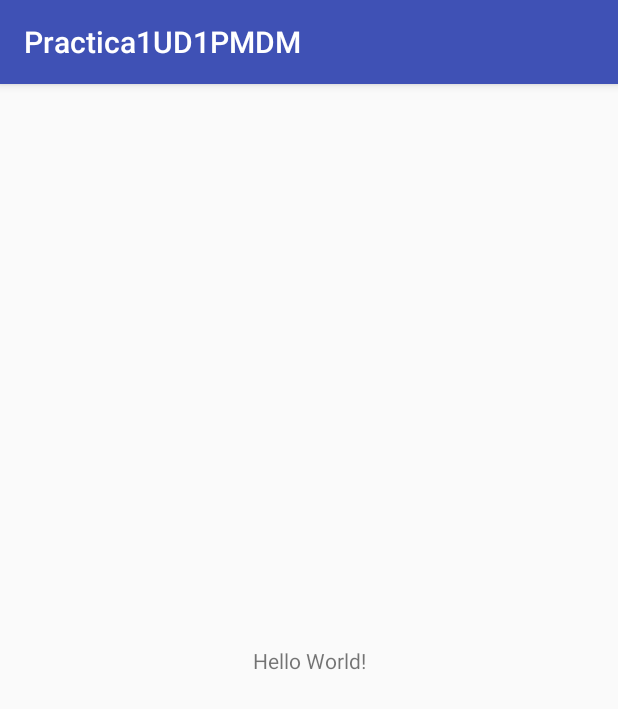
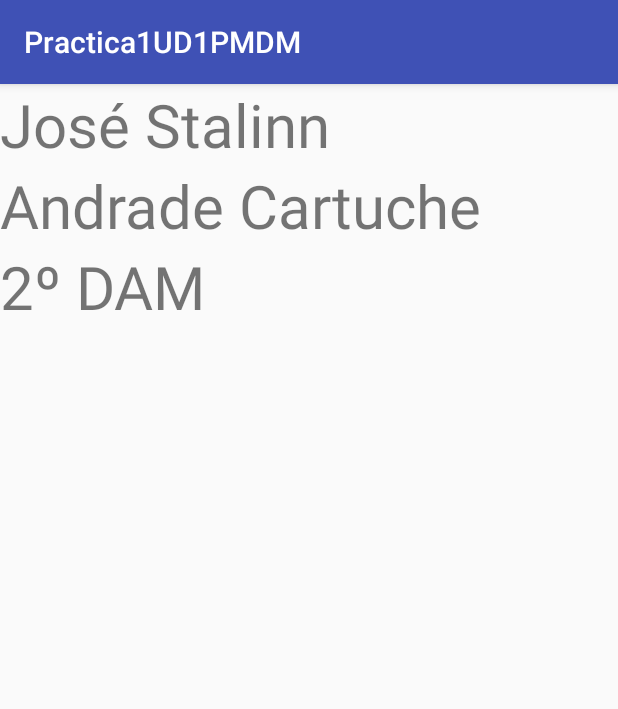
Before and after one commit to JStalin98/Practica1UD1PMDM, an Android app: the screen it shows after launch (MainActivity), on a phone screen of 412 x 824 dp. Shown: the top 709 px of the screen. Run offline under Robolectric (Android 15) with nearby library versions, the phone set to English and light mode, and no system bars.

Commit message:
Commit Feature

```diff
--- a/app/src/main/res/layout/activity_main.xml
+++ b/app/src/main/res/layout/activity_main.xml
@@ -1,18 +1,39 @@
 <?xml version="1.0" encoding="utf-8"?>
-<android.support.constraint.ConstraintLayout xmlns:android="http://schemas.android.com/apk/res/android"
+<LinearLayout xmlns:android="http://schemas.android.com/apk/res/android"
     xmlns:app="http://schemas.android.com/apk/res-auto"
     xmlns:tools="http://schemas.android.com/tools"
     android:layout_width="match_parent"
     android:layout_height="match_parent"
+    android:orientation="vertical"
     tools:context="com.example.jstalin.practica1ud1pmdm.MainActivity">
 
     <TextView
         android:layout_width="wrap_content"
         android:layout_height="wrap_content"
-        android:text="Hello World!"
+        android:text="@string/nombre"
+        android:textSize="40dp"
+        app:layout_constraintBottom_toBottomOf="parent"
+        app:layout_constraintLeft_toLeftOf="parent"
+        app:layout_constraintRight_toRightOf="parent"
+        app:layout_constraintTop_toTopOf="parent" />
+    <TextView
+        android:layout_width="wrap_content"
+        android:layout_height="wrap_content"
+        android:text="@string/apellidos"
+        android:textSize="40dp"
+        app:layout_constraintBottom_toBottomOf="parent"
+        app:layout_constraintLeft_toLeftOf="parent"
+        app:layout_constraintRight_toRightOf="parent"
+        app:layout_constraintTop_toTopOf="parent" />
+    <TextView
+        android:layout_width="wrap_content"
+        android:layout_height="wrap_content"
+        android:text="@string/curso"
+        android:textSize="40dp"
         app:layout_constraintBottom_toBottomOf="parent"
         app:layout_constraintLeft_toLeftOf="parent"
         app:layout_constraintRight_toRightOf="parent"
         app:layout_constraintTop_toTopOf="parent" />
 
-</android.support.constraint.ConstraintLayout>
+
+</LinearLayout>
--- a/app/src/main/res/values/strings.xml
+++ b/app/src/main/res/values/strings.xml
@@ -1,3 +1,6 @@
 <resources>
     <string name="app_name">Practica1UD1PMDM</string>
+    <string name="nombre">José Stalinn</string>
+    <string name="apellidos">Andrade Cartuche</string>
+    <string name="curso">2º DAM</string>
 </resources>
```
Also changed, not shown: app/src/main/res/mipmap-hdpi/ic_launcher.png, app/src/main/res/mipmap-hdpi/ic_launcher_round.png, app/src/main/res/mipmap-mdpi/ic_launcher.png, app/src/main/res/mipmap-mdpi/ic_launcher_round.png, app/src/main/res/mipmap-xhdpi/ic_launcher.png, app/src/main/res/mipmap-xhdpi/ic_launcher_round.png, app/src/main/res/mipmap-xxhdpi/ic_launcher.png, app/src/main/res/mipmap-xxxhdpi/ic_launcher.png, app/src/main/res/mipmap-xxxhdpi/ic_launcher_round.png, 1 other file.
